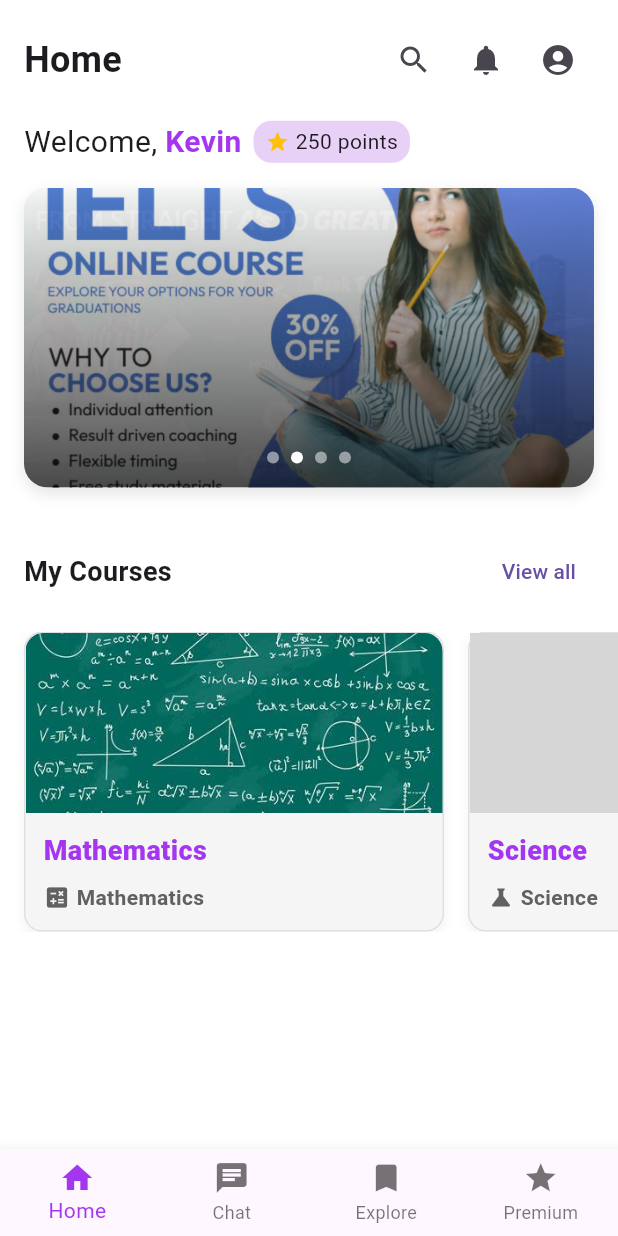
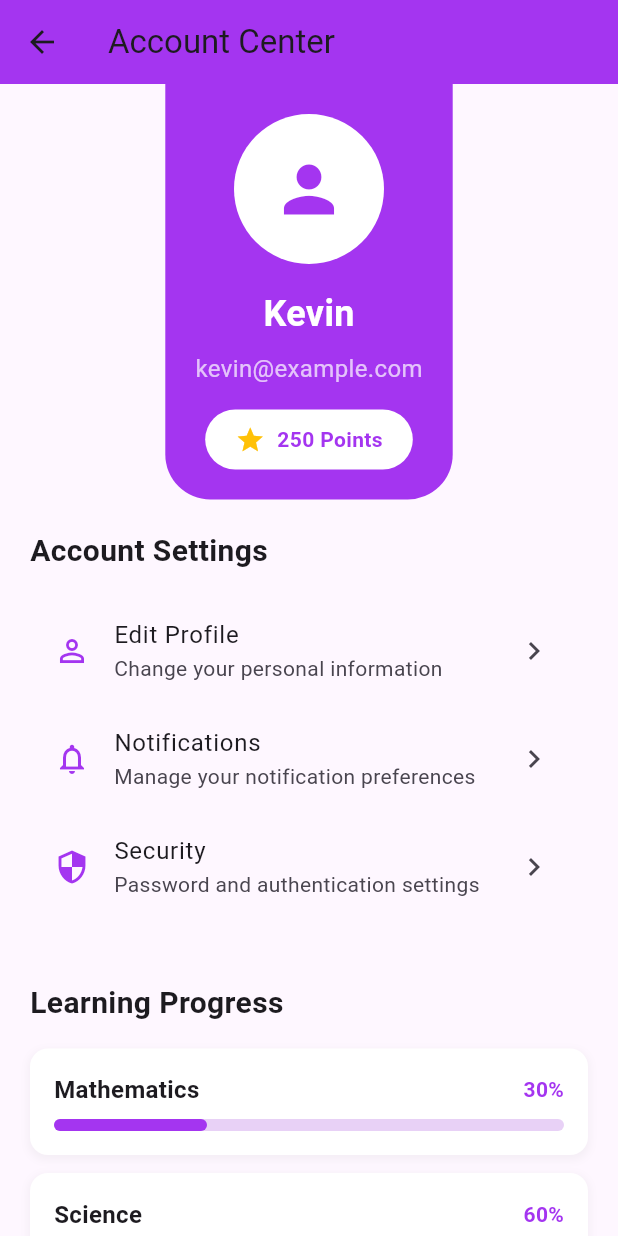
Before and after one commit to albinjojo/KH-13-2025, a Flutter app: the HomePage screen opened directly, after a tap on the "account circle" icon, on a phone screen of 412 x 824 dp. Run offline on Flutter 3.47's test engine with Material 3 defaults, Android fonts, the phone set to English and light mode, and no system bars; grey boxes are pictures that could not be loaded.

Commit message:
user dashboard

```diff
--- /dev/null
+++ b/lib/account_center.dart
@@ -0,0 +1,289 @@
+import 'package:flutter/material.dart';
+import 'premium.dart';
+
+class AccountCenter extends StatelessWidget {
+  const AccountCenter({Key? key}) : super(key: key);
+
+  @override
+  Widget build(BuildContext context) {
+    final primaryColor = const Color(0xFFA435F0);
+    final secondaryColor = const Color(0xFFE8D1F6);
+
+    return Scaffold(
+      appBar: AppBar(
+        title: const Text('Account Center'),
+        backgroundColor: primaryColor,
+        elevation: 0,
+      ),
+      body: SingleChildScrollView(
+        child: Column(
+          children: [
+            // Profile Header
+            Container(
+              padding: const EdgeInsets.all(20),
+              decoration: BoxDecoration(
+                color: primaryColor,
+                borderRadius: const BorderRadius.only(
+                  bottomLeft: Radius.circular(30),
+                  bottomRight: Radius.circular(30),
+                ),
+              ),
+              child: Column(
+                children: [
+                  const CircleAvatar(
+                    radius: 50,
+                    backgroundColor: Colors.white,
+                    child: Icon(
+                      Icons.person,
+                      size: 50,
+                      color: Color(0xFFA435F0),
+                    ),
+                  ),
+                  const SizedBox(height: 16),
+                  const Text(
+                    'Kevin',
+                    style: TextStyle(
+                      fontSize: 24,
+                      fontWeight: FontWeight.bold,
+                      color: Colors.white,
+                    ),
+                  ),
+                  const SizedBox(height: 8),
+                  const Text(
+                    'kevin@example.com',
+                    style: TextStyle(fontSize: 16, color: Colors.white70),
+                  ),
+                  const SizedBox(height: 16),
+                  Container(
+                    padding: const EdgeInsets.symmetric(
+                      horizontal: 20,
+                      vertical: 10,
+                    ),
+                    decoration: BoxDecoration(
+                      color: Colors.white,
+                      borderRadius: BorderRadius.circular(20),
+                    ),
+                    child: Row(
+                      mainAxisSize: MainAxisSize.min,
+                      children: [
+                        const Icon(Icons.star, color: Colors.amber, size: 20),
+                        const SizedBox(width: 8),
+                        Text(
+                          '250 Points',
+                          style: TextStyle(
+                            color: primaryColor,
+                            fontWeight: FontWeight.bold,
+                          ),
+                        ),
+                      ],
+                    ),
+                  ),
+                ],
+              ),
+            ),
+
+            // Account Settings
+            Padding(
+              padding: const EdgeInsets.all(20),
+              child: Column(
+                crossAxisAlignment: CrossAxisAlignment.start,
+                children: [
+                  const Text(
+                    'Account Settings',
+                    style: TextStyle(fontSize: 20, fontWeight: FontWeight.bold),
+                  ),
+                  const SizedBox(height: 16),
+                  _buildSettingsTile(
+                    icon: Icons.person_outline,
+                    title: 'Edit Profile',
+                    subtitle: 'Change your personal information',
+                    onTap: () {},
+                  ),
+                  _buildSettingsTile(
+                    icon: Icons.notifications_outlined,
+                    title: 'Notifications',
+                    subtitle: 'Manage your notification preferences',
+                    onTap: () {},
+                  ),
+                  _buildSettingsTile(
+                    icon: Icons.security_outlined,
+                    title: 'Security',
+                    subtitle: 'Password and authentication settings',
+                    onTap: () {},
+                  ),
+                ],
+              ),
+            ),
+
+            // Learning Progress
+            Padding(
+              padding: const EdgeInsets.all(20),
+              child: Column(
+                crossAxisAlignment: CrossAxisAlignment.start,
+                children: [
+                  const Text(
+                    'Learning Progress',
+                    style: TextStyle(fontSize: 20, fontWeight: FontWeight.bold),
+                  ),
+                  const SizedBox(height: 16),
+                  _buildProgressCard(
+                    'Mathematics',
+                    0.3,
+                    '30%',
+                    primaryColor,
+                    secondaryColor,
+                  ),
+                  _buildProgressCard(
+                    'Science',
+                    0.6,
+                    '60%',
+                    primaryColor,
+                    secondaryColor,
+                  ),
+                  _buildProgressCard(
+                    'English',
+                    0.45,
+                    '45%',
+                    primaryColor,
+                    secondaryColor,
+                  ),
+                ],
+              ),
+            ),
+
+            // Premium Status
+            Padding(
+              padding: const EdgeInsets.all(20),
+              child: Container(
+                padding: const EdgeInsets.all(20),
+                decoration: BoxDecoration(
+                  gradient: LinearGradient(
+                    colors: [primaryColor, primaryColor.withOpacity(0.8)],
+                  ),
+                  borderRadius: BorderRadius.circular(20),
+                ),
+                child: Column(
+                  children: [
+                    const Row(
+                      children: [
+                        Icon(
+                          Icons.diamond_outlined,
+                          color: Colors.white,
+                          size: 30,
+                        ),
+                        SizedBox(width: 12),
+                        Text(
+                          'Free Account',
+                          style: TextStyle(
+                            color: Colors.white,
+                            fontSize: 20,
+                            fontWeight: FontWeight.bold,
+                          ),
+                        ),
+                      ],
+                    ),
+                    const SizedBox(height: 12),
+                    ElevatedButton(
+                      onPressed: () {
+                        Navigator.push(
+                          context,
+                          MaterialPageRoute(
+                            builder: (context) => const PremiumPage(),
+                          ),
+                        );
+                      },
+                      style: ElevatedButton.styleFrom(
+                        backgroundColor: Colors.white,
+                        foregroundColor: primaryColor,
+                        padding: const EdgeInsets.symmetric(
+                          horizontal: 32,
+                          vertical: 12,
+                        ),
+                        shape: RoundedRectangleBorder(
+                          borderRadius: BorderRadius.circular(30),
+                        ),
+                      ),
+                      child: const Text('Upgrade to Premium'),
+                    ),
+                  ],
+                ),
+              ),
+            ),
+          ],
+        ),
+      ),
+    );
+  }
+
+  Widget _buildSettingsTile({
+    required IconData icon,
+    required String title,
+    required String subtitle,
+    required VoidCallback onTap,
+  }) {
+    return ListTile(
+      leading: Icon(icon, color: const Color(0xFFA435F0)),
+      title: Text(title),
+      subtitle: Text(subtitle),
+      trailing: const Icon(Icons.chevron_right),
+      onTap: onTap,
+    );
+  }
+
+  Widget _buildProgressCard(
+    String subject,
+    double progress,
+    String percentage,
+    Color primaryColor,
+    Color secondaryColor,
+  ) {
+    return Container(
+      margin: const EdgeInsets.only(bottom: 12),
+      padding: const EdgeInsets.all(16),
+      decoration: BoxDecoration(
+        color: Colors.white,
+        borderRadius: BorderRadius.circular(12),
+        boxShadow: [
+          BoxShadow(
+            color: Colors.grey.withOpacity(0.1),
+            spreadRadius: 1,
+            blurRadius: 4,
+            offset: const Offset(0, 2),
+          ),
+        ],
+      ),
+      child: Column(
+        crossAxisAlignment: CrossAxisAlignment.start,
+        children: [
+          Row(
+            mainAxisAlignment: MainAxisAlignment.spaceBetween,
+            children: [
+              Text(
+                subject,
+                style: const TextStyle(
+                  fontSize: 16,
+                  fontWeight: FontWeight.bold,
+                ),
+              ),
+              Text(
+                percentage,
+                style: TextStyle(
+                  color: primaryColor,
+                  fontWeight: FontWeight.bold,
+                ),
+              ),
+            ],
+          ),
+          const SizedBox(height: 8),
+          LinearProgressIndicator(
+            value: progress,
+            backgroundColor: secondaryColor,
+            valueColor: AlwaysStoppedAnimation<Color>(primaryColor),
+            minHeight: 8,
+            borderRadius: BorderRadius.circular(4),
+          ),
+        ],
+      ),
+    );
+  }
+}
--- a/lib/homepage.dart
+++ b/lib/homepage.dart
@@ -4,6 +4,7 @@
 import 'subjects/science.dart';
 import 'subjects/maths.dart';
 import 'premium.dart';
+import 'account_center.dart';
 import 'dart:async';
 
 class HomePage extends StatefulWidget {
@@ -78,7 +79,14 @@
                         ),
                         IconButton(
                           icon: const Icon(Icons.account_circle),
-                          onPressed: () {},
+                          onPressed: () {
+                            Navigator.push(
+                              context,
+                              MaterialPageRoute(
+                                builder: (context) => const AccountCenter(),
+                              ),
+                            );
+                          },
                         ),
                       ],
                     ),
```
